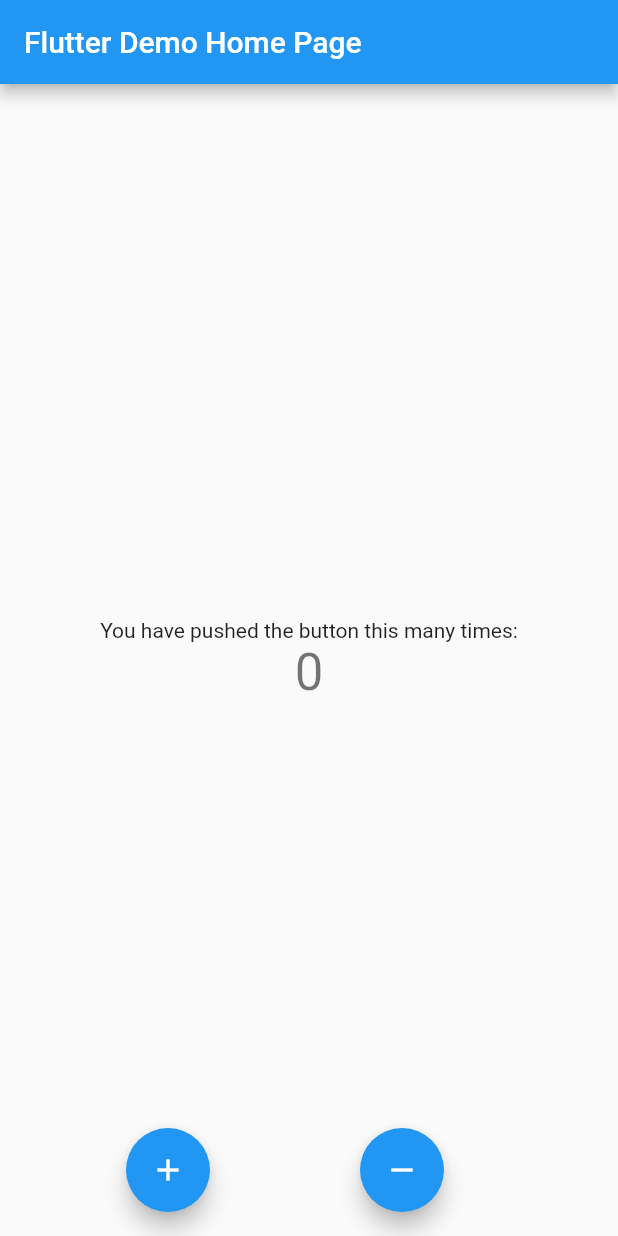
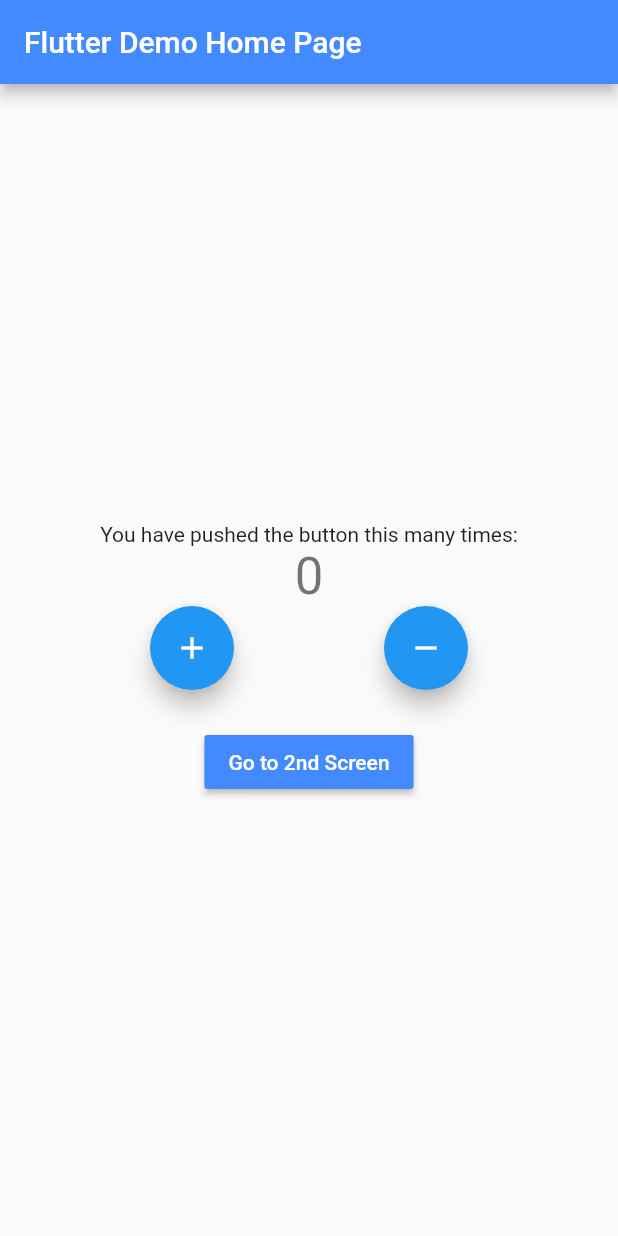
Before and after one commit to ceagdev/flutter_bloc_app, a Flutter app: the screen it shows after launch, on a phone screen of 412 x 824 dp. Run offline on Flutter 3.47's test engine with Material 2 defaults, Android fonts, the phone set to English and light mode, and no system bars; our stand-ins replace bloc, equatable, flutter_bloc.

Commit message:
Providing cubit to 2 screen anonymus

```diff
--- a/lib/main.dart
+++ b/lib/main.dart
@@ -1,6 +1,9 @@
 import 'package:flutter/material.dart';
 import 'package:flutter_bloc/flutter_bloc.dart';
-import 'package:flutter_bloc_app/cubit/counter_cubit.dart';
+
+import 'presentation/screens/home_screen.dart';
+import 'logic/cubit/counter_cubit.dart';
+
 
 void main() {
   runApp(MyApp());
@@ -17,76 +20,8 @@ class MyApp extends StatelessWidget {
         theme: ThemeData(
           primarySwatch: Colors.blue,
         ),
-        home: MyHomePage(title: 'Flutter Demo Home Page'),
+        home: HomeScreen(title: 'Flutter Demo Home Page', color: Colors.blueAccent,),
       ),
     );
   }
 }
-
-class MyHomePage extends StatefulWidget {
-  MyHomePage({Key key, this.title}) : super(key: key);
-
-  final String title;
-
-  @override
-  _MyHomePageState createState() => _MyHomePageState();
-}
-
-class _MyHomePageState extends State<MyHomePage> {
-  @override
-  Widget build(BuildContext context) {
-    return Scaffold(
-      appBar: AppBar(
-        title: Text(widget.title),
-      ),
-      body: Center(
-        child: Column(
-          mainAxisAlignment: MainAxisAlignment.center,
-          children: <Widget>[
-            Text(
-              'You have pushed the button this many times:',
-            ),
-            BlocConsumer<CounterCubit, CounterState>(
-              listener: (context, state) {
-                if (state.wasIncremented == true) {
-                  Scaffold.of(context).showBottomSheet((context) {
-                    return Text('Incremented');
-                  });
-                } else if (state.wasIncremented == false) {
-                  Scaffold.of(context).showBottomSheet((context) {
-                    return Text('Decremented');
-                  });
-                }
-              },
-              builder: (context, state) {
-                return Text(
-                  '${state.counterValue}',
-                  style: Theme.of(context).textTheme.headline4,
-                );
-              },
-            ),
-          ],
-        ),
-      ),
-      floatingActionButton: Row(
-        mainAxisAlignment: MainAxisAlignment.spaceEvenly,
-        children: [
-          FloatingActionButton(
-            onPressed: () {
-              BlocProvider.of<CounterCubit>(context).increment();
-            },
-            tooltip: 'Increment',
-            child: Icon(Icons.add),
-          ),
-          FloatingActionButton(
-            onPressed: () {
-              BlocProvider.of<CounterCubit>(context).decrement();
-            },
-            tooltip: 'Decrement',
-            child: Icon(Icons.remove),
-          ),
-        ],
-      ), // This trailing comma makes auto-formatting nicer for build methods.
-    );
-  }
-}
--- /dev/null
+++ b/lib/presentation/screens/home_screen.dart
@@ -0,0 +1,94 @@
+import 'package:flutter/material.dart';
+import 'package:flutter_bloc/flutter_bloc.dart';
+import 'package:flutter_bloc_app/presentation/screens/second_screen.dart';
+import '../../logic/cubit/counter_cubit.dart';
+
+class HomeScreen extends StatefulWidget {
+  HomeScreen({Key key, this.title, this.color}) : super(key: key);
+
+  final String title;
+  final Color color;
+
+  @override
+  _HomeScreenState createState() => _HomeScreenState();
+}
+
+class _HomeScreenState extends State<HomeScreen> {
+  @override
+  Widget build(BuildContext context) {
+    return Scaffold(
+      appBar: AppBar(
+        backgroundColor: widget.color,
+        title: Text(widget.title),
+      ),
+      body: Center(
+        child: Column(
+          mainAxisAlignment: MainAxisAlignment.center,
+          children: <Widget>[
+            Text(
+              'You have pushed the button this many times:',
+            ),
+            BlocConsumer<CounterCubit, CounterState>(
+              listener: (context, state) {
+                if (state.wasIncremented == true) {
+                  Scaffold.of(context).showBottomSheet((context) {
+                    return Text('Incremented');
+                  });
+                } else if (state.wasIncremented == false) {
+                  Scaffold.of(context).showBottomSheet((context) {
+                    return Text('Decremented');
+                  });
+                }
+              },
+              builder: (context, state) {
+                return Text(
+                  '${state.counterValue}',
+                  style: Theme.of(context).textTheme.headline4,
+                );
+              },
+            ),
+            Row(
+              mainAxisAlignment: MainAxisAlignment.spaceEvenly,
+              children: [
+                FloatingActionButton(
+                  onPressed: () {
+                    BlocProvider.of<CounterCubit>(context).increment();
+                  },
+                  tooltip: 'Increment',
+                  child: Icon(Icons.add),
+                ),
+                FloatingActionButton(
+                  onPressed: () {
+                    BlocProvider.of<CounterCubit>(context).decrement();
+                  },
+                  tooltip: 'Decrement',
+                  child: Icon(Icons.remove),
+                ),
+              ],
+            ),
+            SizedBox(
+              height: 24.0,
+            ),
+            MaterialButton(
+              color: widget.color,
+              onPressed: () {
+                Navigator.of(context).push(MaterialPageRoute(
+                    builder: (newContext) => BlocProvider.value( // newContext for be able to refere the Cubit in the context.
+                          value: BlocProvider.of<CounterCubit>(context),
+                          child: SecondScreen(
+                            title: 'Second Screen',
+                            color: Colors.redAccent,
+                          ),
+                        )));
+              },
+              child: Text(
+                'Go to 2nd Screen',
+                style: TextStyle(color: Colors.white),
+              ),
+            ),
+          ],
+        ),
+      ),
+    );
+  }
+}
```
Also changed, not shown: lib/presentation/screens/second_screen.dart (added, +82 -0 lines), lib/logic/cubit/counter_cubit.dart (renamed from lib/cubit/counter_cubit.dart), lib/logic/cubit/counter_state.dart (renamed from lib/cubit/counter_state.dart), 1 other file.
